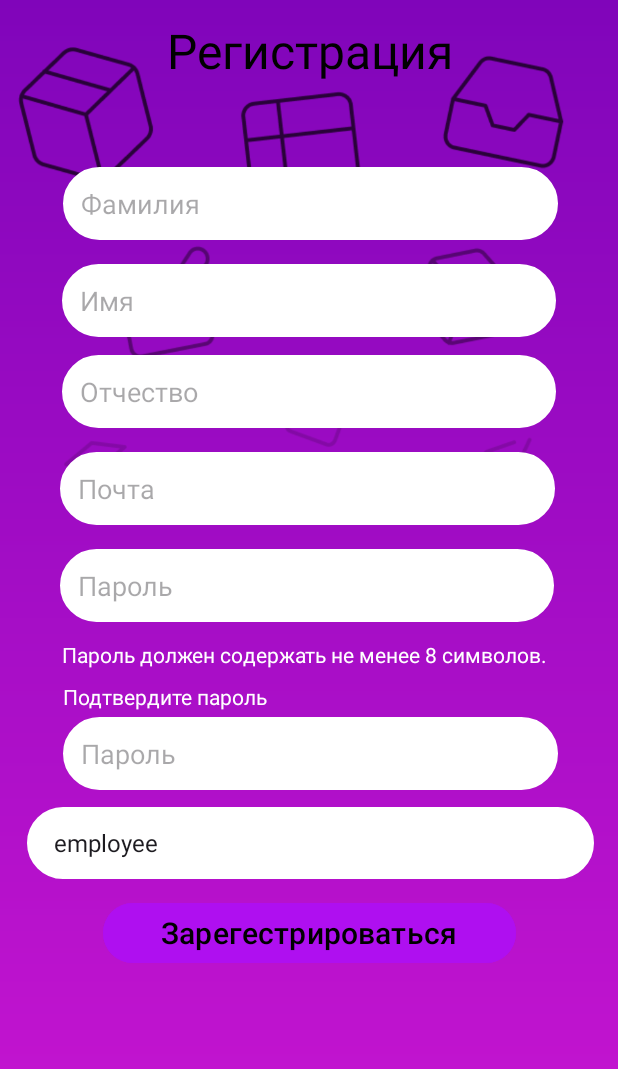
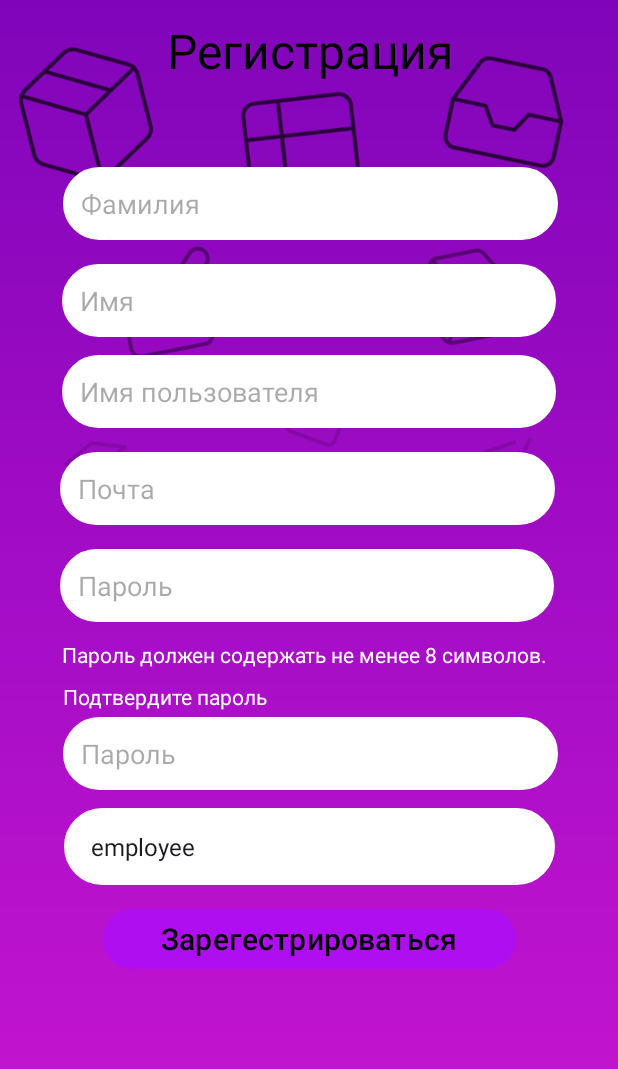
Before and after one commit to DdZz2005/Craft_Code_Project, an Android app: the RegistrationActivity screen opened directly, with no data from a screen before it, on a phone screen of 412 x 824 dp. Shown: the top 1069 px of the screen. Run offline under Robolectric (Android 15) with nearby library versions, the phone set to English and light mode, and no system bars.

Commit message:
Реализована авторизация (с запросами)

```diff
--- a/app/src/main/java/API_service/ApiService.kt
+++ b/app/src/main/java/API_service/ApiService.kt
@@ -5,9 +5,11 @@ import retrofit2.http.POST
 interface ApiService {
 
     // POST запрос
-    @POST("R/addUser/")
+    @POST("R/api/register/")
     fun postUser(@Body data: UserProfileModel): Call<UserProfileModel>
 
-    @POST("R/loginUser/")
+    @POST("R/api/login/")
     fun loginUser(@Body loginData: UserLoginRequestForm): Call<UserLoginRequestForm>
+
+
 }
--- /dev/null
+++ b/app/src/main/java/API_service/RegisterResponse.kt
@@ -0,0 +1,3 @@
+data class RegisterResponse(
+    val message: String
+)
--- a/app/src/main/java/API_service/UserLoginRequestForm.kt
+++ b/app/src/main/java/API_service/UserLoginRequestForm.kt
@@ -1,4 +1,4 @@
 data class UserLoginRequestForm(
-    val email: String = "default@example.com",  // Электронная почта, с дефолтным значением
-    val password: String = "Не указано",                       // Фамилия
+    val username: String,
+    val password: String
 )
--- a/app/src/main/java/API_service/UserLoginResponseForm.kt
+++ /dev/null
@@ -1,4 +0,0 @@
-data class LoginResponse(
-    val success: Boolean,
-    val token: String?
-)
--- a/app/src/main/java/API_service/UserProfileModel.kt
+++ b/app/src/main/java/API_service/UserProfileModel.kt
@@ -1,9 +1,8 @@
 data class UserProfileModel(
     val first_name: String = "Не указано",         // Имя
     val last_name: String = "Не указано",         // Фамилия
-    val middle_name: String? = null,             // Отчество (может быть null)
+    val username: String? = null,             // Отчество (может быть null)
     val email: String = "default@example.com",  // Электронная почта
-    val phone_number: String,                    // Номер телефона
     val password: String,                       // Пароль
-    val role: String                           // Роль (например, "admin" или "employee")
+    val is_superuser: String                           // Роль (например, "admin" или "employee")
 )
--- a/app/src/main/java/authentication/RegistrationSuccessActivity.kt
+++ b/app/src/main/java/authentication/RegistrationSuccessActivity.kt
@@ -1,4 +1,5 @@
 package authentication
+
 
 import android.content.Intent
 import android.os.Bundle
--- a/app/src/main/res/layout/activity_registration.xml
+++ b/app/src/main/res/layout/activity_registration.xml
@@ -34,12 +34,12 @@
         app:layout_constraintTop_toTopOf="parent" />
 
     <EditText
-        android:id="@+id/etMiddleName"
+        android:id="@+id/etUsername"
         android:layout_width="0dp"
         android:layout_height="wrap_content"
         android:layout_marginTop="12dp"
         android:background="@drawable/rounded_edit_text_white"
-        android:hint="Отчество"
+        android:hint="Имя пользователя"
         android:padding="12dp"
         app:layout_constraintEnd_toEndOf="parent"
         app:layout_constraintStart_toStartOf="parent"
@@ -48,19 +48,18 @@
 
     <Spinner
         android:id="@+id/spinnerRole"
-        android:layout_width="378dp"
-        android:layout_height="48dp"
+        android:layout_width="327dp"
+        android:layout_height="51dp"
         android:layout_marginStart="16dp"
-        android:layout_marginTop="64dp"
+        android:layout_marginTop="12dp"
         android:layout_marginEnd="16dp"
         android:background="@drawable/rounded_edit_text_white"
         android:entries="@array/roles_array"
+
         android:spinnerMode="dialog"
-
         app:layout_constraintEnd_toEndOf="parent"
-        app:layout_constraintHorizontal_bias="1.0"
         app:layout_constraintStart_toStartOf="parent"
-        app:layout_constraintTop_toBottomOf="@id/etConfirmPassword" />
+        app:layout_constraintTop_toBottomOf="@+id/etPasswordAccess" />
 
     <EditText
         android:id="@+id/etPassword"
@@ -118,7 +117,7 @@
         app:layout_constraintEnd_toEndOf="parent"
         app:layout_constraintHorizontal_bias="0.487"
         app:layout_constraintStart_toStartOf="parent"
-        app:layout_constraintTop_toBottomOf="@id/etMiddleName"
+        app:layout_constraintTop_toBottomOf="@id/etUsername"
         app:layout_constraintWidth_percent="0.8" />
 
     <EditText
```
Also changed, not shown: app/src/main/java/authentication/LoginActivity.kt (+46 -10 lines), app/src/main/java/authentication/RegistrationActivity.kt (+13 -7 lines), app/src/main/java/API_service/RetrofitClient.kt (line endings or trailing spaces).
